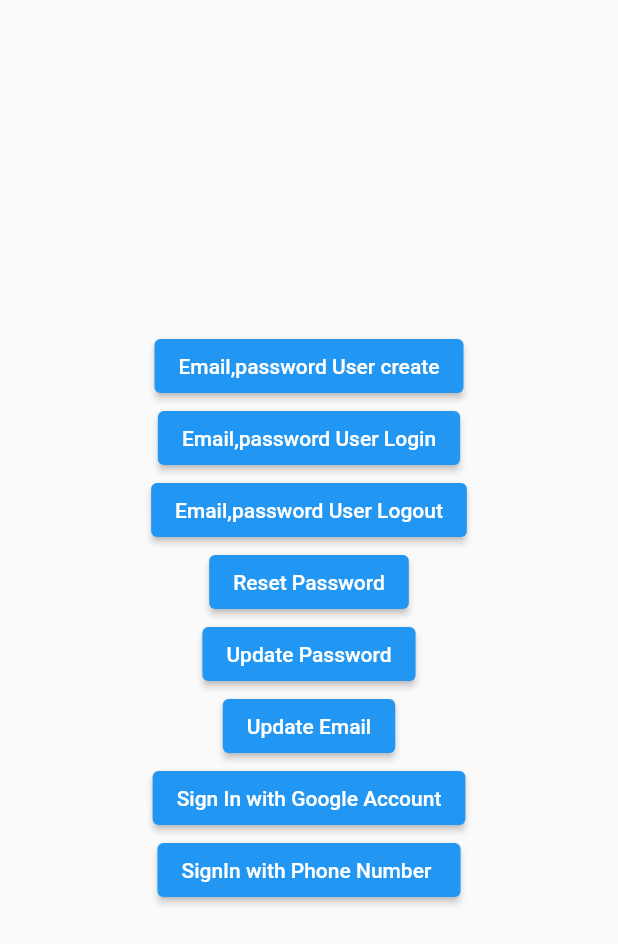
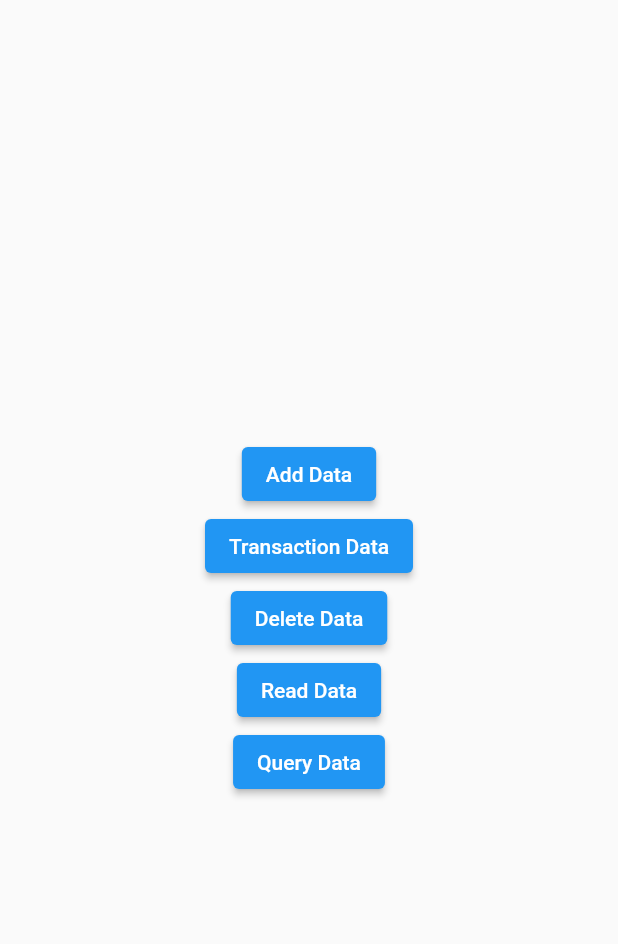
Before and after one commit to Engineeremir/flutter_firebase_plugin, a Flutter app: the screen it shows after launch, on a phone screen of 412 x 824 dp. Shown: the top 944 px of the screen. Run offline on Flutter 3.47's test engine with Material 2 defaults, Android fonts, the phone set to English and light mode, and no system bars; our stand-ins replace cloud_firestore, firebase_auth, firebase_core, google_sign_in; accounts and stored records are empty.

Commit message:
Added FireStore CRUD and Tansaction Operations

```diff
--- a/lib/main.dart
+++ b/lib/main.dart
@@ -1,5 +1,5 @@
 import 'package:firebase_core/firebase_core.dart';
-import 'package:firebaseplugin/view/homePage.dart';
+import 'package:firebaseplugin/view/firestore.dart';
 import 'package:firebaseplugin/view/login.dart';
 import 'package:flutter/material.dart';
 
@@ -47,7 +47,7 @@ class _AppState extends State<App> {
 
         // Once complete, show your application
         if (snapshot.connectionState == ConnectionState.done) {
-          return Login();
+          return FireStoreOperations();
         }
 
         // Otherwise, show something whilst waiting for initialization to complete
--- /dev/null
+++ b/lib/view/firestore.dart
@@ -0,0 +1,162 @@
+
+import 'package:flutter/material.dart';
+import 'package:cloud_firestore/cloud_firestore.dart';
+
+
+class FireStoreOperations extends StatefulWidget {
+  const FireStoreOperations({Key? key}) : super(key: key);
+
+  @override
+  _FireStoreOperationsState createState() => _FireStoreOperationsState();
+}
+
+class _FireStoreOperationsState extends State<FireStoreOperations> {
+
+  FirebaseFirestore _fireStore = FirebaseFirestore.instance;
+
+  @override
+  Widget build(BuildContext context) {
+    return Scaffold(
+      body: Center(
+        child: Column(
+          mainAxisAlignment: MainAxisAlignment.center,
+          children: [
+            ElevatedButton(onPressed: _addData, child: Text('Add Data')),
+            ElevatedButton(
+                onPressed: _transaction, child: Text('Transaction Data')),
+            ElevatedButton(onPressed: _deleteData, child: Text('Delete Data')),
+            ElevatedButton(onPressed: _readData, child: Text('Read Data')),
+            ElevatedButton(onPressed: _queryData, child: Text('Query Data')),
+
+          ],
+        ),
+      ),
+    );
+  }
+
+  void _addData() {
+    Map<String, dynamic> add = Map();
+    add['name'] = "emir";
+    add['surname'] = "kalem";
+    add['money'] = 900;
+
+    //CREATE DATA:
+
+    _fireStore
+        .collection("users")
+        .doc("emirhan_kalem")
+        .set((add), SetOptions(merge: true))
+        .then((value) => debugPrint("added"));
+    _fireStore.collection("users").doc("omer_kalem").set(
+        {"name": "Ömer", "surname": "kalem", "money": 300},
+        SetOptions(merge: true)).then((value) => debugPrint("added"));
+
+    //OR
+
+    /*_fireStore.collection("users").add({"name": "Elif", "surname": "kalem","money":300}).catchError((e) {
+      debugPrint("Error!! Data couldn\'t add: $e");
+    });*/
+
+    //UPDATE DATA:
+
+    _fireStore
+        .doc("users/emirhan_kalem")
+        .update({"name": "emirhan", "time": FieldValue.serverTimestamp()})
+        .then((value) => debugPrint("name updated"))
+        .catchError((e) => debugPrint("Error!! Data couldn\'t update: $e"));
+  }
+
+  void _transaction() {
+    final DocumentReference? _emirRef = _fireStore.doc("users/emirhan_kalem");
+    _fireStore.runTransaction((Transaction transaction) async {
+      DocumentSnapshot? emirData = await _emirRef!.get();
+
+      DocumentReference? _omerRef = _fireStore.doc("users/omer_kalem");
+
+      var emirMoney = emirData.get("money");
+
+      try {
+        if (emirData.exists) {
+          try {
+            if (emirMoney > 100) {
+               transaction.update(_emirRef, {'money': (emirMoney - 100)});
+               transaction
+                  .update(_omerRef, {'money': FieldValue.increment(100)});
+            }
+          } catch (e) {
+            debugPrint('insufficient balance: $e');
+          }
+        }
+      } catch (e) {
+        debugPrint("Collection does not exists: $e");
+      }
+    });
+  }
+
+  void _deleteData() {
+    _fireStore
+        .doc("users/emirhan_kalem")
+        .delete()
+        .then((value) => debugPrint("deleted"))
+        .catchError((e) => debugPrint("Error!! Data couldn\'t delete: $e"));
+
+    //DELETE ANY FİELD
+    _fireStore
+        .doc("users/omer_kalem")
+        .update({"surname": FieldValue.delete()})
+        .then((value) => debugPrint("Surname Deleted"))
+        .catchError((e) => debugPrint("Surname couldn\'t delete: $e"));
+  }
+
+  void _readData() async {
+    DocumentSnapshot _documentSnapshot =
+        await _fireStore.doc("emirhan_kalem").get();
+
+    debugPrint("Document Id : " + _documentSnapshot.id);
+    debugPrint(
+        "Document exist or not : " + _documentSnapshot.exists.toString());
+    debugPrint("Document String : " + _documentSnapshot.toString());
+    debugPrint("Is Document coming from cache ?  : " +
+        _documentSnapshot.metadata.isFromCache.toString());
+    debugPrint("Is Document coming from cache ?  : " +
+        _documentSnapshot.data().toString());
+    _fireStore.collection("users").get().then((querysnapshots) {
+      debugPrint("Element lenght of User collection:" +
+          querysnapshots.docs.length.toString());
+
+      for (int i = 0; i < querysnapshots.docs.length; i++) {
+        debugPrint(querysnapshots.docs[i].data().toString());
+      }
+
+      //Listening Instant Changing Values
+      var ref = _fireStore.collection("users").doc("emirhan_kalem");
+      ref.snapshots().listen((changingValue) {
+        debugPrint("instant : " + changingValue.data().toString());
+      });
+    });
+  }
+
+  void _queryData() async {
+    var documents = await _fireStore
+        .collection("users")
+        .where("name", isEqualTo: "emirhan")
+        .get();
+    for (var document in documents.docs) {
+      debugPrint(document.data().toString());
+    }
+
+    var limited = await _fireStore.collection("users").limit(2).get();
+    for (var document in limited.docs) {
+      debugPrint("Limited values : " + document.data().toString());
+    }
+
+    var queryCommon = await _fireStore
+        .collection("users")
+        .where("mail", arrayContains: "emirhan@gmail.com")
+        .get();
+    for (var document in queryCommon.docs) {
+      debugPrint("Common Values : " + document.data().toString());
+    }
+  }
+
+}
```
